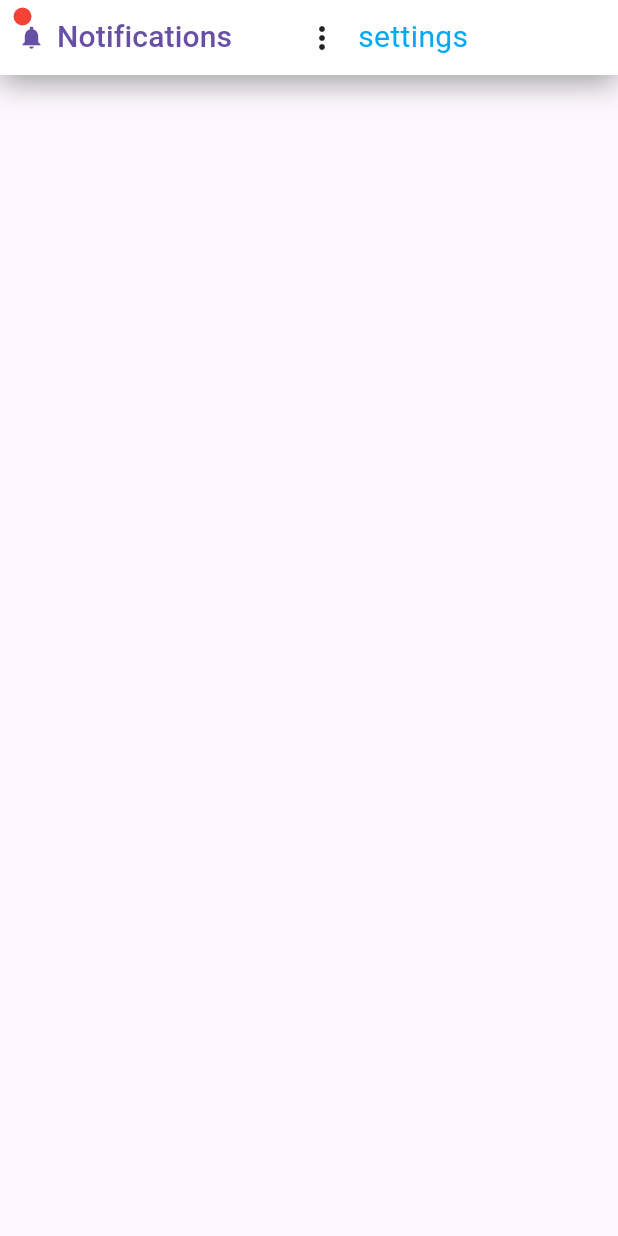
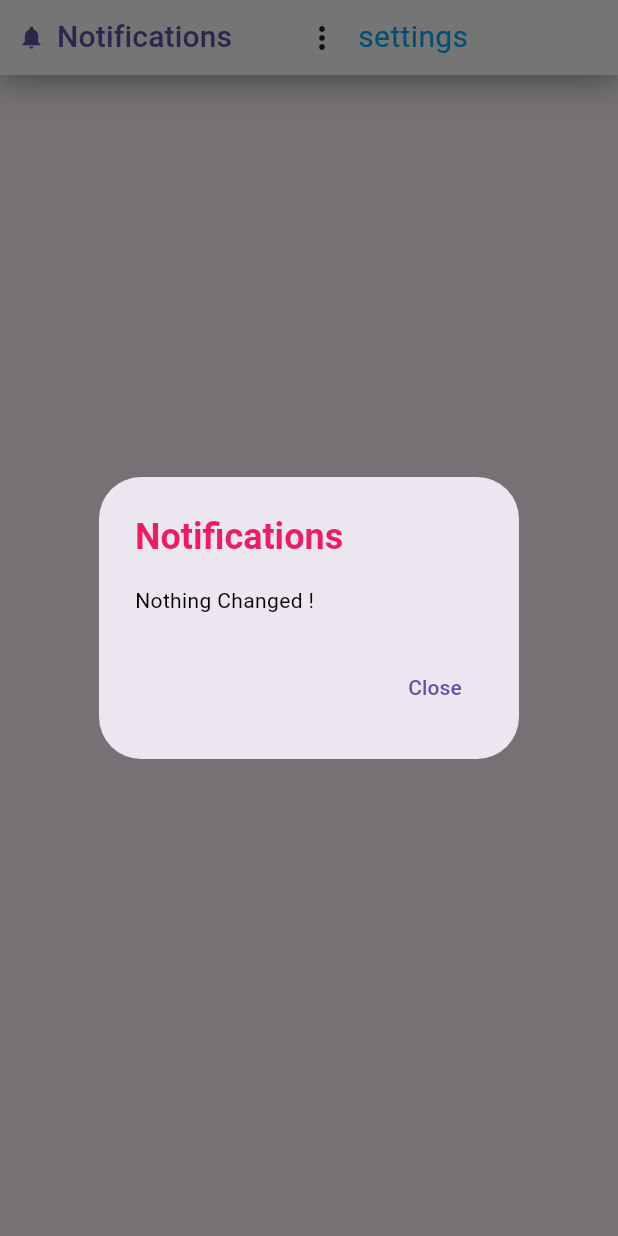
Before and after one commit to sarah-akk/PharmEasy_web, a Flutter app: the TopBar widget shown alone on an empty page, opened directly, after a tap on "Notifications", on a phone screen of 412 x 824 dp. Run offline on Flutter 3.47's test engine with Material 3 defaults, Android fonts, the phone set to English and light mode, and no system bars; our stand-ins replace easy_localization, fl_chart, flutter_typeahead, responsive_builder, shared_preferences; accounts and stored records are empty; network calls fail.

Commit message:
editing more more more more

```diff
--- a/lib/models/orders.dart
+++ b/lib/models/orders.dart
@@ -1,5 +1,6 @@
 import 'package:flutter/foundation.dart';
 import 'package:http/http.dart' as http;
+import 'package:provider/provider.dart';
 import 'dart:convert';
 import '../warehouse_owner_screens/Dashboard.dart';
 import 'cart.dart';
@@ -31,6 +32,7 @@ class Orders with ChangeNotifier {
   List<OrderItem> oorders = [];
   final String? authtoken;
   final String? userid;
+  bool newnoti=false;
 
   Orders(this.authtoken, this.userid, this.oorders) {
     notifyListeners();
@@ -42,10 +44,21 @@ class Orders with ChangeNotifier {
     return [...oorders];
   }
 
-  int  get orderslenght {
-    return [...oorders].length;
+
+  bool get notii{
+    return newnoti;
   }
 
+
+
+  String _notifications = '';
+
+  String get notifications => _notifications;
+
+  void addNotification(String notification) {
+    _notifications = notification;
+    notifyListeners();
+  }
 
   double calculateTotalAmount(List<CartItem> products) {
     return products.fold(
@@ -55,6 +68,13 @@ class Orders with ChangeNotifier {
   ///////////////////////////////////////////////////////////////////////////////////////////////////////////////
 
   Future<void> fetchOrders() async {
+    int orderslenth=0;
+    newnoti=false;
+    if(orders.length==0)
+       orderslenth = 100000;
+    else
+       orderslenth = orders.length;
+
     var url = Uri.parse('http://127.0.0.1:8000/api/viewAdmin');
 
     final response = await http.get(url, headers: {
@@ -93,7 +113,14 @@ class Orders with ChangeNotifier {
         ));
       });
 
+      if(orderslenth<loadedOrders.length)
+      {
+        addNotification('there are new orders !');
+        newnoti=true;
+      }
+
       oorders = loadedOrders.reversed.toList();
+      orderslenth = oorders.length;
       print(oorders);
       notifyListeners();
     }
--- a/lib/warehouse_owner_screens/add_medicine.dart
+++ b/lib/warehouse_owner_screens/add_medicine.dart
@@ -6,6 +6,7 @@ import 'package:medicine_warehouse/models/medicines.dart';
 import 'package:medicine_warehouse/warehouse_owner_widgets/page_header.dart';
 import 'package:medicine_warehouse/warehouse_owner_widgets/top_bar.dart';
 import 'package:provider/provider.dart';
+import '../models/orders.dart';
 import 'products_screen.dart';
 import '../warehouse_owner_widgets/drawer.dart';
 
@@ -99,6 +100,7 @@ class _MedicineAddScreenState extends State<MedicineAddScreen> {
     });
     Navigator.of(context).pushReplacementNamed(ProductsScreen.routeName);
   }
+
 
   ///////////////////////////////////////////////////////////////////////////////////////////////////////////////////
 
--- a/lib/warehouse_owner_screens/products_screen.dart
+++ b/lib/warehouse_owner_screens/products_screen.dart
@@ -5,6 +5,7 @@ import 'package:flutter_typeahead/flutter_typeahead.dart';
 import 'package:medicine_warehouse/Lang/Locale_keys_.g.dart';
 import 'package:provider/provider.dart';
 import '../models/medicines.dart';
+import '../models/orders.dart';
 import '../warehouse_owner_widgets/medicine_gride.dart';
 import '../warehouse_owner_widgets/drawer.dart';
 import 'add_medicine.dart';
@@ -30,8 +31,7 @@ class _ProductsScreenState extends State<ProductsScreen> {
 
   void initState() {
     super.initState();
-    // Add a listener to _searchController
-    _searchController.addListener(_onSearchTextChanged);
+      _searchController.addListener(_onSearchTextChanged);
   }
 
   // Listener callback
--- a/lib/warehouse_owner_widgets/medicine_gride.dart
+++ b/lib/warehouse_owner_widgets/medicine_gride.dart
@@ -112,7 +112,7 @@ SizedBox(height: 40,),
 
                 gridDelegate: SliverGridDelegateWithFixedCrossAxisCount(
                   crossAxisCount: 5,
-                  childAspectRatio: 3 / 2,
+                  childAspectRatio: 2 / 1.5,
                   crossAxisSpacing: 20,
                   mainAxisSpacing: 20,
                 ),
--- a/lib/warehouse_owner_widgets/top_bar.dart
+++ b/lib/warehouse_owner_widgets/top_bar.dart
@@ -1,7 +1,9 @@
 import 'package:easy_localization/easy_localization.dart';
 import 'package:flutter/material.dart';
 import 'package:medicine_warehouse/Lang/Locale_keys_.g.dart';
+import 'package:medicine_warehouse/models/orders.dart';
 import 'package:provider/provider.dart';
+
 
 class TopBar extends StatefulWidget {
   @override
@@ -10,12 +12,28 @@ class TopBar extends StatefulWidget {
 
 class _TopBarState extends State<TopBar> {
 
+  bool hasNewNotifications = false; // Track whether there are new notifications
+
   void _changeLanguage(String languageCode) {
     context.setLocale(Locale(languageCode));
   }
 
+  void initState() {
+    super.initState();
+    Future.delayed(Duration.zero).then((_) async {
+      await Provider.of<Orders>(context, listen: false).fetchOrders();
+    });
+  }
+
   @override
   Widget build(BuildContext context) {
+    String notificationManager = Provider
+        .of<Orders>(context)
+        .notifications;
+    hasNewNotifications = Provider
+        .of<Orders>(context)
+        .notii;
+
     return Container(
       decoration: BoxDecoration(
         color: Colors.white,
@@ -37,9 +55,14 @@ class _TopBarState extends State<TopBar> {
                 children: [
                   TextButton.icon(
                     icon: Icon(Icons.notifications_sharp),
-                    label: Text(LocaleKeys.Notifications.tr(),style: TextStyle(fontSize: 20),),
-                    onPressed: () {},
+                    label: Text(LocaleKeys.Notifications.tr(),
+                      style: TextStyle(fontSize: 20),),
+                    onPressed: () {
+                      _showNotificationsList(context, notificationManager);
+                      hasNewNotifications = false;
+                    },
                   ),
+                  if (hasNewNotifications) // Show red mark if there are new notifications
                     Positioned(
                       top: 4,
                       left: 9,
@@ -51,14 +74,15 @@ class _TopBarState extends State<TopBar> {
                           borderRadius: BorderRadius.circular(20),
                         ),
                       ),
-                  )
+                    ),
                 ],
               ),
               SizedBox(
                 width: 20,
               ),
               PopupMenuButton<int>(
-                itemBuilder: (context) => [
+                itemBuilder: (context) =>
+                [
                   PopupMenuItem(
                     value: 1,
                     child: Row(
@@ -115,7 +139,8 @@ class _TopBarState extends State<TopBar> {
                   ),
                 ],
               ),
-              Text(LocaleKeys.settings.tr(),style: TextStyle(color: Colors.lightBlue,fontSize: 20),),
+              Text(LocaleKeys.settings.tr(),
+                style: TextStyle(color: Colors.lightBlue, fontSize: 20),),
               SizedBox(
                 width: 20,
               ),
@@ -126,3 +151,67 @@ class _TopBarState extends State<TopBar> {
     );
   }
 }
+
+void _showNotificationsList(BuildContext context, String notifications) {
+  if (notifications == '' || notifications.isEmpty) {
+    showDialog(
+      context: context,
+      builder: (BuildContext context) {
+        return AlertDialog(
+          title: Text(
+            LocaleKeys.Notifications.tr(),
+            style: TextStyle(color: Colors.pink, fontWeight: FontWeight.bold),
+          ),
+          content: Text(
+            LocaleKeys.NothingChanged.tr(),
+            style: TextStyle(color: Colors.black),
+          ),
+          actions: <Widget>[
+            TextButton(
+              child: Text(LocaleKeys.Close.tr()),
+              onPressed: () {
+                Navigator.of(context).pop(); // Close the dialog
+              },
+            ),
+          ],
+        );
+      },
+    );
+  } else {
+    showDialog(
+      context: context,
+      builder: (BuildContext context) {
+        return Center(
+          child: AlertDialog(
+            title: Text(LocaleKeys.Notifications.tr(), style: TextStyle(
+                color: Colors.pink, fontWeight: FontWeight.bold),),
+            content: Container(
+              width: 300,
+              height: 500, // Adjust the width as needed
+              child: Column(
+                  children:[
+                    ListTile(
+                      title: Text(
+                        LocaleKeys.neworders.tr(),
+                        style:  TextStyle(color: Colors
+                            .blue
+                        ),
+                      ),
+                    ),
+                  ]
+              ),
+            ),
+            actions: <Widget>[
+              TextButton(
+                child: Text(LocaleKeys.Close.tr()),
+                onPressed: () {
+                  Navigator.of(context).pop(); // Close the dialog
+                },
+              ),
+            ],
+          ),
+        );
+      },
+    );
+  }
+}
```
Also changed, not shown: lib/main.dart (+4 -3 lines), lib/models/medicines.dart (+58 -37 lines), lib/warehouse_owner_screens/Dashboard.dart (+15 -7 lines), lib/Lang/Locale_keys_.g.dart, lib/Lang/codegen_loader.g.dart. Lines whose indentation alone changed are shown as unchanged.
